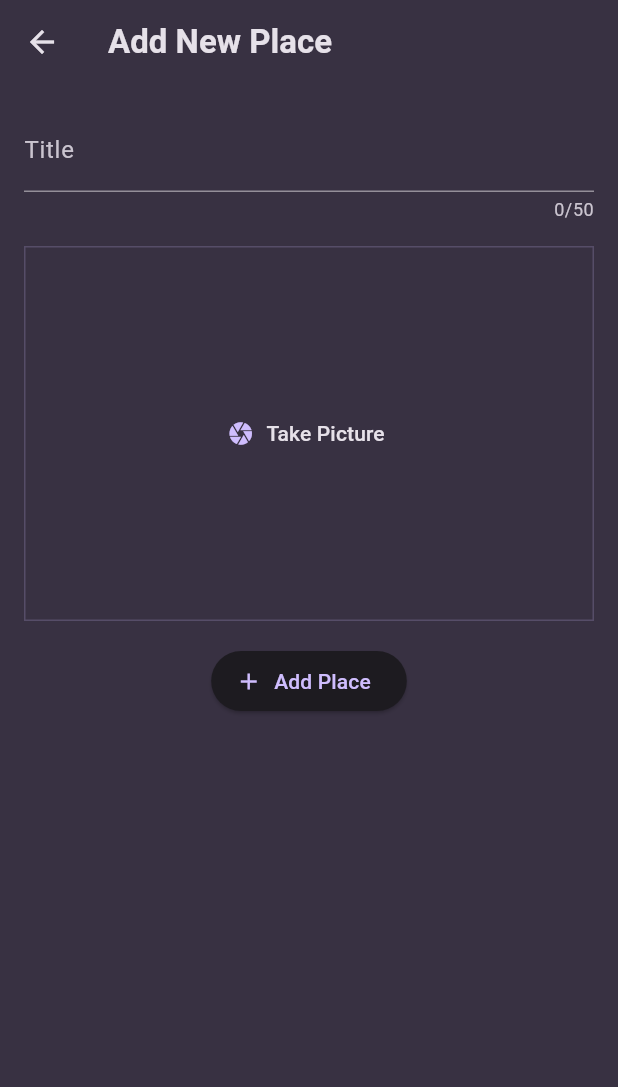
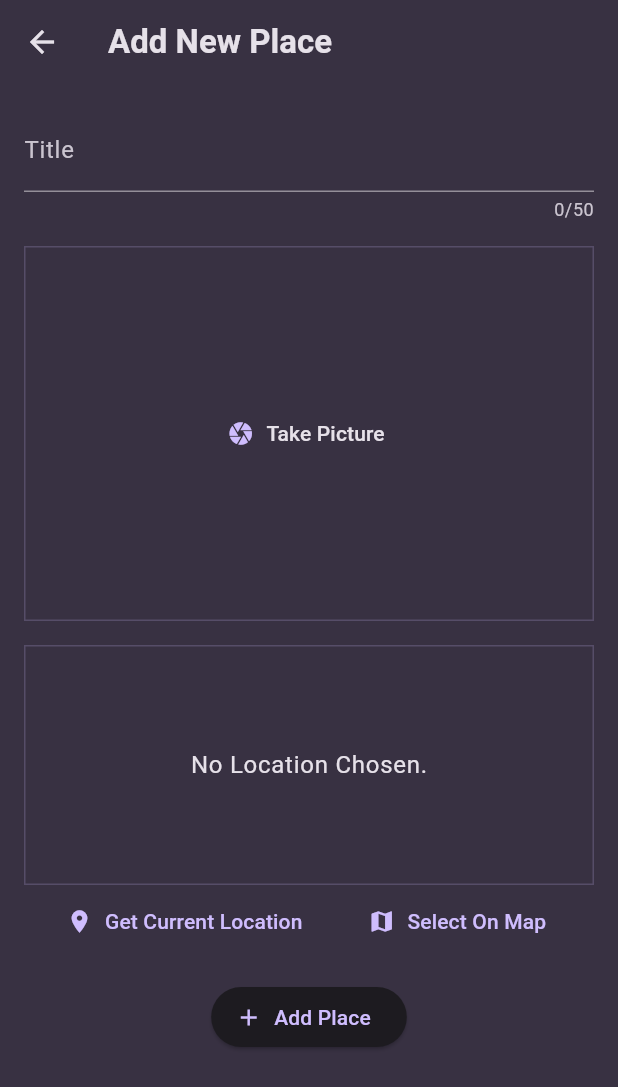
Before and after one commit to zrcoy/favorite_places, a Flutter app: the NewPlaceScreen screen opened directly, on a phone screen of 412 x 824 dp. Shown: the top 1087 px of the screen. Run offline on Flutter 3.47's test engine with Material 3 defaults, Android fonts, the phone set to English and light mode, and no system bars; our stand-ins replace flutter_riverpod, google_fonts, image_picker, location.

Commit message:
feat: location input in progress

```diff
--- a/lib/models/place.dart
+++ b/lib/models/place.dart
@@ -1,3 +1,5 @@
+import 'dart:io';
+
 import 'package:uuid/uuid.dart';
 
 const uuid = Uuid();
@@ -5,8 +7,10 @@ const uuid = Uuid();
 class Place {
   final String id;
   final String title;
+  final File image;
 
   Place({
     required this.title,
+    required this.image,
   }) : id = uuid.v4();
 }
--- a/lib/screens/new_place.dart
+++ b/lib/screens/new_place.dart
@@ -1,6 +1,9 @@
+import 'dart:io';
+
 import 'package:favorite_places/models/place.dart';
 import 'package:favorite_places/providers/user_places.dart';
 import 'package:favorite_places/widgets/image_input.dart';
+import 'package:favorite_places/widgets/location_input.dart';
 import 'package:flutter/material.dart';
 import 'package:flutter_riverpod/flutter_riverpod.dart';
 
@@ -16,12 +19,15 @@ class NewPlaceScreen extends ConsumerStatefulWidget {
 class _NewPlaceState extends ConsumerState<NewPlaceScreen> {
   final _formKey = GlobalKey<FormState>();
   var _title = '';
+  File? _image;
 
   void _addNewPlace() {
     if (_formKey.currentState!.validate()) {
       _formKey.currentState!.save();
 
-      ref.read(userPlacesProvider.notifier).addPlace(Place(title: _title));
+      ref
+          .read(userPlacesProvider.notifier)
+          .addPlace(Place(title: _title, image: _image!));
 
       Navigator.of(context).pop();
     }
@@ -63,7 +69,15 @@ class _NewPlaceState extends ConsumerState<NewPlaceScreen> {
               const SizedBox(
                 height: 16,
               ),
-              ImageInput(),
+              ImageInput(
+                onPickImage: (pickedImage) {
+                  _image = pickedImage;
+                },
+              ),
+              const SizedBox(
+                height: 16,
+              ),
+              const LocationInput(),
               const SizedBox(
                 height: 16,
               ),
--- a/lib/widgets/image_input.dart
+++ b/lib/widgets/image_input.dart
@@ -4,7 +4,9 @@ import 'package:flutter/material.dart';
 import 'package:image_picker/image_picker.dart';
 
 class ImageInput extends StatefulWidget {
-  const ImageInput({super.key});
+  const ImageInput({super.key, required this.onPickImage});
+
+  final void Function(File pickedImage) onPickImage;
 
   @override
   State<ImageInput> createState() => _ImageInputState();
@@ -25,6 +27,8 @@ class _ImageInputState extends State<ImageInput> {
     setState(() {
       _storedImage = File(selectedImage.path);
     });
+
+    widget.onPickImage(_storedImage!);
   }
 
   @override
--- /dev/null
+++ b/lib/widgets/location_input.dart
@@ -0,0 +1,112 @@
+import 'dart:convert';
+
+import 'package:flutter/material.dart';
+import 'package:location/location.dart';
+import 'package:http/http.dart' as http;
+
+class LocationInput extends StatefulWidget {
+  const LocationInput({super.key});
+
+  @override
+  State<StatefulWidget> createState() {
+    return _LocationInputState();
+  }
+}
+
+class _LocationInputState extends State<LocationInput> {
+  Location? _location;
+  bool _isGettingLocation = false;
+
+  void _getCurrentLocation() async {
+    Location location = Location();
+
+    bool serviceEnabled;
+    PermissionStatus permissionGranted;
+    LocationData locationData;
+
+    serviceEnabled = await location.serviceEnabled();
+    if (!serviceEnabled) {
+      serviceEnabled = await location.requestService();
+      if (!serviceEnabled) {
+        return;
+      }
+    }
+
+    permissionGranted = await location.hasPermission();
+    if (permissionGranted == PermissionStatus.denied) {
+      permissionGranted = await location.requestPermission();
+      if (permissionGranted != PermissionStatus.granted) {
+        return;
+      }
+    }
+
+    setState(() {
+      _isGettingLocation = true;
+    });
+
+    locationData = await location.getLocation();
+
+    final lat = locationData.latitude;
+    final lng = locationData.longitude;
+    final url = Uri.parse(
+        'https://maps.googleapis.com/maps/api/geocode/json?latlng=$lat,$lng&key=AIzaSyDPQucaQ7qp1COsrluxCPYKGlG_rzhUnwk');
+    final response = await http.get(url);
+    final resData = json.decode(response.body);
+    final address = resData['results'][0]['formatted_address'];
+    print (address);
+
+    setState(() {
+      _isGettingLocation = false;
+    });
+
+    print(locationData.latitude);
+    print(locationData.longitude);
+  }
+
+  @override
+  Widget build(BuildContext context) {
+    Widget previewContent = Text(
+      'No Location Chosen.',
+      style: Theme.of(context).textTheme.bodyLarge!.copyWith(
+            color: Theme.of(context).colorScheme.onSurface,
+          ),
+    );
+
+    if (_isGettingLocation) {
+      previewContent = const CircularProgressIndicator();
+    }
+
+    return Column(
+      children: [
+        Container(
+          width: double.infinity,
+          height: 160,
+          alignment: Alignment.center,
+          decoration: BoxDecoration(
+            border: Border.all(
+              width: 1,
+              color: Theme.of(context).colorScheme.primary.withOpacity(0.2),
+            ),
+          ),
+          child: previewContent,
+        ),
+        const SizedBox(width: 16),
+        Row(
+          mainAxisAlignment: MainAxisAlignment.spaceEvenly,
+          children: [
+            TextButton.icon(
+              icon: const Icon(Icons.location_on),
+              label: const Text('Get Current Location'),
+              onPressed: _getCurrentLocation,
+            ),
+            TextButton.icon(
+              icon: const Icon(Icons.map),
+              label: const Text('Select On Map'),
+              onPressed: () {},
+            )
+          ],
+        )
+      ],
+    );
+  }
+}
--- a/lib/widgets/places_list.dart
+++ b/lib/widgets/places_list.dart
@@ -23,6 +23,10 @@ class PlacesList extends StatelessWidget {
 
     return ListView.builder(
         itemBuilder: (ctx, index) => ListTile(
+              leading: CircleAvatar(
+                radius: 26,
+                backgroundImage: FileImage(places[index].image),
+              ),
               title: Text(
                 places[index].title,
                 style: Theme.of(context)
--- a/pubspec.yaml
+++ b/pubspec.yaml
@@ -39,6 +39,8 @@ dependencies:
   uuid: ^4.4.0
   flutter_riverpod: ^2.5.1
   image_picker: ^1.1.2
+  location: ^7.0.0
+  http: ^1.2.1
 
 dev_dependencies:
   flutter_test:
```
Also changed, not shown: lib/screens/place_detail.dart (+10 -8 lines), 2 other files.
